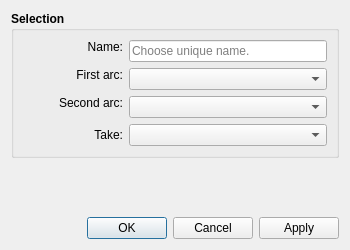
First picture: the form in src/libs/vtools/dialogs/tools/dialogpointofintersectionarcs.ui, repository FashionFreedom/Seamly2D, before the edit.
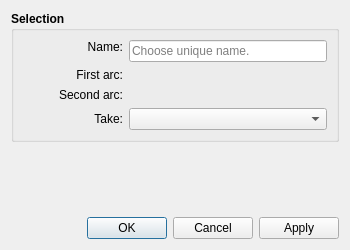
Second picture: the form after the edit. Icons and pictures are not drawn.

Commit message:
refactor: replace arc combo boxes with read-only labels in Intersect Arcs tool issue-#1625
The arcs are fixed when the point is created, so they don't need combo boxes.

The edit to the form file:
```diff
--- a/src/libs/vtools/dialogs/tools/dialogpointofintersectionarcs.ui
+++ b/src/libs/vtools/dialogs/tools/dialogpointofintersectionarcs.ui
@@ -129,7 +129,7 @@
          </widget>
         </item>
         <item row="1" column="1">
-         <widget class="QComboBox" name="comboBoxArc1">
+         <widget class="QLabel" name="arc1Name_Label">
           <property name="sizePolicy">
            <sizepolicy hsizetype="Expanding" vsizetype="Fixed">
             <horstretch>0</horstretch>
@@ -148,6 +148,9 @@
             <bold>false</bold>
            </font>
           </property>
+          <property name="text">
+           <string notr="true"/>
+          </property>
          </widget>
         </item>
         <item row="2" column="0">
@@ -179,7 +182,7 @@
          </widget>
         </item>
         <item row="2" column="1">
-         <widget class="QComboBox" name="comboBoxArc2">
+         <widget class="QLabel" name="arc2Name_Label">
           <property name="sizePolicy">
            <sizepolicy hsizetype="Expanding" vsizetype="Fixed">
             <horstretch>0</horstretch>
@@ -198,6 +201,9 @@
             <bold>false</bold>
            </font>
           </property>
+          <property name="text">
+           <string notr="true"/>
+          </property>
          </widget>
         </item>
         <item row="3" column="0">
```
The commit also changes 7 other files.
